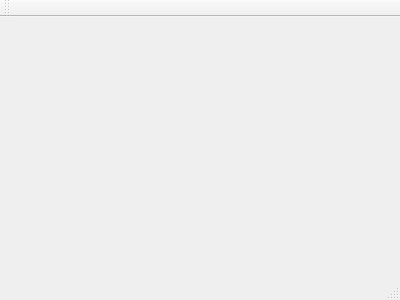
First picture: the form in psms/mainwindow.ui, repository pangboww/psms, before the edit.
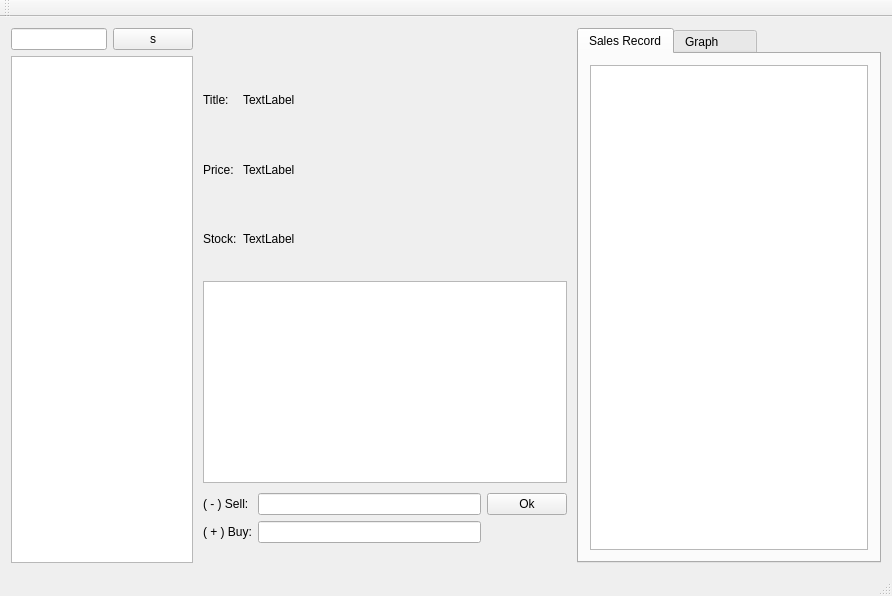
Second picture: the form after the edit.

Commit message: add mainwindow layout

What changed in the file:
```diff
--- a/psms/mainwindow.ui
+++ b/psms/mainwindow.ui
@@ -1,24 +1,239 @@
 <ui version="4.0">
  <class>MainWindow</class>
- <widget class="QMainWindow" name="MainWindow" >
-  <property name="geometry" >
+ <widget class="QMainWindow" name="MainWindow">
+  <property name="geometry">
    <rect>
     <x>0</x>
     <y>0</y>
-    <width>400</width>
-    <height>300</height>
+    <width>892</width>
+    <height>596</height>
    </rect>
   </property>
   <property name="windowTitle" >
    <string>MainWindow</string>
   </property>
-  <widget class="QMenuBar" name="menuBar" />
-  <widget class="QToolBar" name="mainToolBar" />
-  <widget class="QWidget" name="centralWidget" />
-  <widget class="QStatusBar" name="statusBar" />
+  <widget class="QWidget" name="centralWidget">
+   <layout class="QHBoxLayout" name="horizontalLayout_7">
+    <item>
+     <layout class="QHBoxLayout" name="horizontalLayout_6" stretch="3,6,5">
+      <property name="spacing">
+       <number>10</number>
+      </property>
+      <item>
+       <layout class="QVBoxLayout" name="verticalLayout_5">
+        <property name="rightMargin">
+         <number>0</number>
+        </property>
+        <item>
+         <layout class="QHBoxLayout" name="horizontalLayout_5">
+          <item>
+           <widget class="QLineEdit" name="lineEdit"/>
+          </item>
+          <item>
+           <widget class="QPushButton" name="pushButton">
+            <property name="text">
+             <string>s</string>
+            </property>
+           </widget>
+          </item>
+         </layout>
+        </item>
+        <item>
+         <widget class="QListView" name="productList"/>
+        </item>
+       </layout>
+      </item>
+      <item>
+       <layout class="QVBoxLayout" name="verticalLayout_4" stretch="0,3,3,5">
+        <property name="spacing">
+         <number>10</number>
+        </property>
+        <property name="topMargin">
+         <number>0</number>
+        </property>
+        <property name="bottomMargin">
+         <number>20</number>
+        </property>
+        <item>
+         <spacer name="verticalSpacer">
+          <property name="orientation">
+           <enum>Qt::Vertical</enum>
+          </property>
+          <property name="sizeHint" stdset="0">
+           <size>
+            <width>20</width>
+            <height>40</height>
+           </size>
+          </property>
+         </spacer>
+        </item>
+        <item>
+         <layout class="QGridLayout" name="gridLayout_2">
+          <item row="1" column="1">
+           <widget class="QLabel" name="label_7">
+            <property name="text">
+             <string>TextLabel</string>
+            </property>
+            <property name="textFormat">
+             <enum>Qt::AutoText</enum>
+            </property>
+           </widget>
+          </item>
+          <item row="2" column="0">
+           <widget class="QLabel" name="label_5">
+            <property name="text">
+             <string>Stock:</string>
+            </property>
+            <property name="textFormat">
+             <enum>Qt::AutoText</enum>
+            </property>
+           </widget>
+          </item>
+          <item row="0" column="1">
+           <widget class="QLabel" name="label_6">
+            <property name="text">
+             <string>TextLabel</string>
+            </property>
+            <property name="textFormat">
+             <enum>Qt::AutoText</enum>
+            </property>
+           </widget>
+          </item>
+          <item row="2" column="1">
+           <widget class="QLabel" name="label_8">
+            <property name="text">
+             <string>TextLabel</string>
+            </property>
+            <property name="textFormat">
+             <enum>Qt::AutoText</enum>
+            </property>
+           </widget>
+          </item>
+          <item row="1" column="0">
+           <widget class="QLabel" name="label_4">
+            <property name="text">
+             <string>Price:</string>
+            </property>
+            <property name="textFormat">
+             <enum>Qt::AutoText</enum>
+            </property>
+           </widget>
+          </item>
+          <item row="0" column="0">
+           <widget class="QLabel" name="label_3">
+            <property name="text">
+             <string>Title:</string>
+            </property>
+            <property name="textFormat">
+             <enum>Qt::AutoText</enum>
+            </property>
+           </widget>
+          </item>
+          <item row="1" column="2">
+           <spacer name="horizontalSpacer">
+            <property name="orientation">
+             <enum>Qt::Horizontal</enum>
+            </property>
+            <property name="sizeHint" stdset="0">
+             <size>
+              <width>40</width>
+              <height>20</height>
+             </size>
+            </property>
+           </spacer>
+          </item>
+         </layout>
+        </item>
+        <item>
+         <widget class="QTextBrowser" name="textBrowser"/>
+        </item>
+        <item>
+         <layout class="QGridLayout" name="gridLayout">
+          <item row="0" column="2">
+           <widget class="QPushButton" name="pushButton_2">
+            <property name="text">
+             <string>Ok</string>
+            </property>
+           </widget>
+          </item>
+          <item row="0" column="0">
+           <widget class="QLabel" name="label">
+            <property name="text">
+             <string>( - ) Sell:</string>
+            </property>
+           </widget>
+          </item>
+          <item row="1" column="0">
+           <widget class="QLabel" name="label_2">
+            <property name="text">
+             <string>( + ) Buy:</string>
+            </property>
+           </widget>
+          </item>
+          <item row="1" column="1">
+           <widget class="QLineEdit" name="lineEdit_3"/>
+          </item>
+          <item row="0" column="1">
+           <widget class="QLineEdit" name="lineEdit_2"/>
+          </item>
+         </layout>
+        </item>
+       </layout>
+      </item>
+      <item>
+       <widget class="QTabWidget" name="tabWidget">
+        <property name="currentIndex">
+         <number>0</number>
+        </property>
+        <property name="usesScrollButtons">
+         <bool>false</bool>
+        </property>
+        <widget class="QWidget" name="tab_1">
+         <attribute name="title">
+          <string>Sales Record</string>
+         </attribute>
+         <layout class="QHBoxLayout" name="horizontalLayout_8">
+          <item>
+           <widget class="QListView" name="listView">
+            <property name="autoFillBackground">
+             <bool>true</bool>
+            </property>
+           </widget>
+          </item>
+         </layout>
+        </widget>
+        <widget class="QWidget" name="tab_2">
+         <attribute name="title">
+          <string>Graph        </string>
+         </attribute>
+        </widget>
+       </widget>
+      </item>
+     </layout>
+    </item>
+   </layout>
+  </widget>
+  <widget class="QMenuBar" name="menuBar">
+   <property name="geometry">
+    <rect>
+     <x>0</x>
+     <y>0</y>
+     <width>892</width>
+     <height>22</height>
+    </rect>
+   </property>
+  </widget>
+  <widget class="QToolBar" name="mainToolBar">
+   <attribute name="toolBarArea">
+    <enum>TopToolBarArea</enum>
+   </attribute>
+   <attribute name="toolBarBreak">
+    <bool>false</bool>
+   </attribute>
+  </widget>
+  <widget class="QStatusBar" name="statusBar"/>
  </widget>
- <layoutDefault spacing="6" margin="11" />
- <pixmapfunction></pixmapfunction>
+ <layoutdefault spacing="6" margin="11"/>
  <resources/>
  <connections/>
 </ui>
```
Left out of the diff: 3 changed lines with no effect on the pictures.
